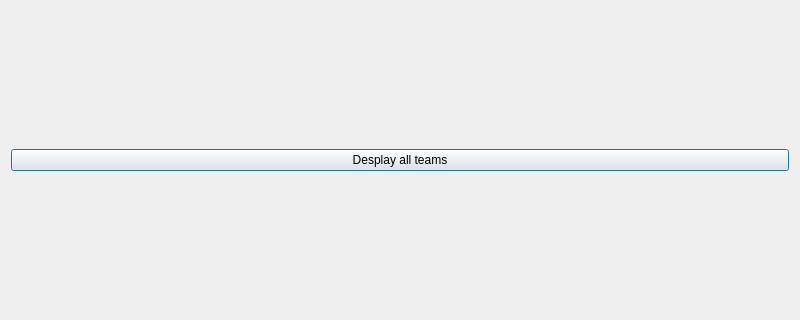
samshafieha/project-1-football-pamphlet, file project-1/dialog.ui: the form before one commit; both pictures show x 0 to 800 and y 140 to 460 of the 800 by 600 pixel window.
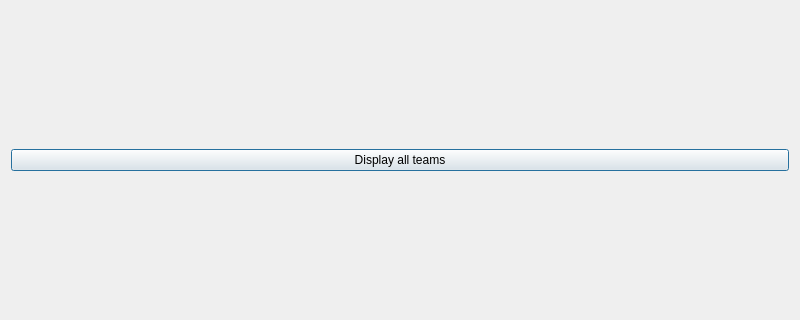
The form after the commit.

```diff
--- a/project-1/dialog.ui
+++ b/project-1/dialog.ui
@@ -17,7 +17,7 @@
    <item>
     <widget class="QPushButton" name="pushButton">
      <property name="text">
-      <string>Desplay all teams</string>
+      <string>Display all teams</string>
      </property>
     </widget>
    </item>
```
